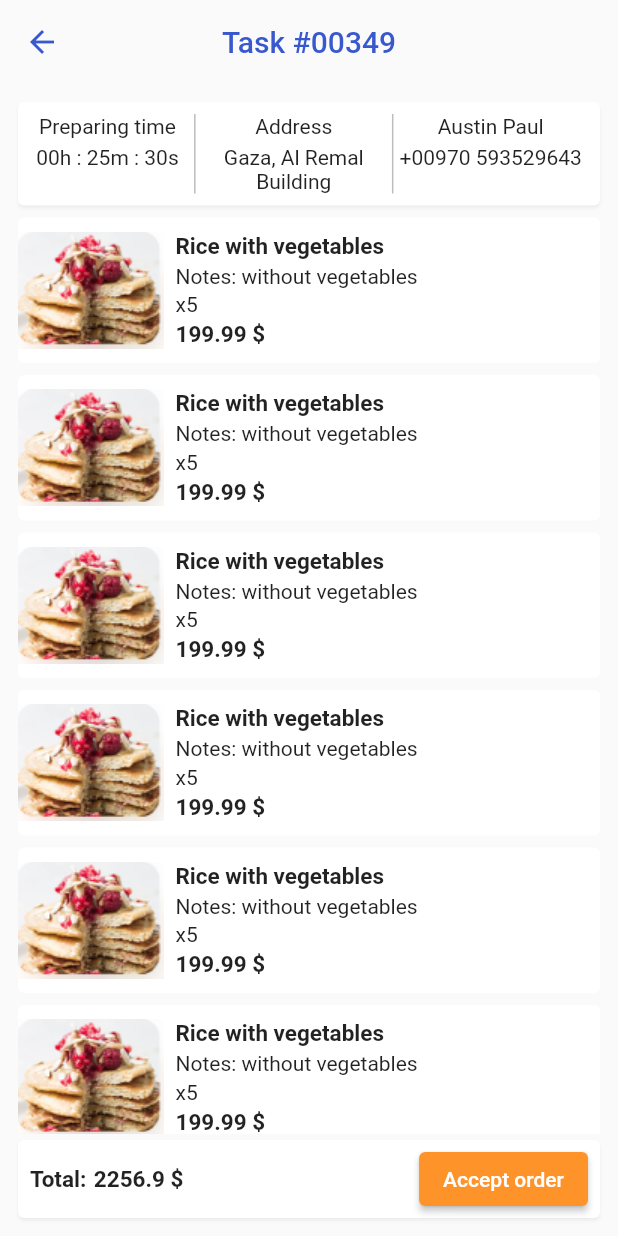
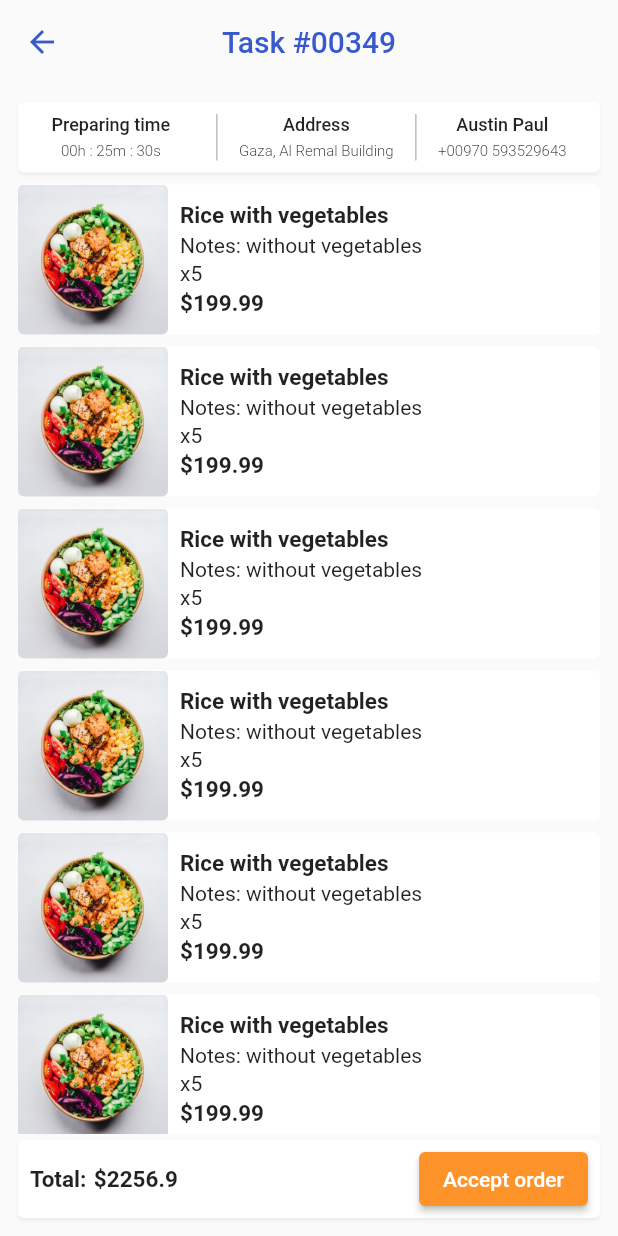
Before and after one commit to eyadramzy/Velonto-food-flutter, a Flutter app: the screen it shows after launch, after a tap on an icon or button, on a phone screen of 412 x 824 dp. Run offline on Flutter 3.47's test engine with Material 2 defaults, Android fonts, the phone set to English and light mode, and no system bars.

Commit message:
add sort icon and fix issue

```diff
--- a/velontofood/lib/main.dart
+++ b/velontofood/lib/main.dart
@@ -1,4 +1,5 @@
 import 'package:flutter/material.dart';
+import 'package:flutter/services.dart';
 import 'package:velontofood/screens/home_page.dart';
 import 'package:velontofood/screens/task_details_page.dart';
 
@@ -12,7 +13,14 @@ class MyApp extends StatelessWidget {
   // This widget is the root of your application.
   @override
   Widget build(BuildContext context) {
-    return MaterialApp(
+
+    return AnnotatedRegion<SystemUiOverlayStyle>(
+        value: const SystemUiOverlayStyle(
+          statusBarColor: Colors.white,
+          statusBarBrightness: Brightness.dark,
+          statusBarIconBrightness: Brightness.dark,
+        ),
+        child:MaterialApp(
           debugShowCheckedModeBanner: false,
           title: 'Flutter Demo',
           theme: ThemeData(
@@ -23,6 +31,6 @@ class MyApp extends StatelessWidget {
             TaskInfoPage.id :  (context) => const TaskInfoPage(),
           },
           initialRoute: HomePage.id,
-    );
+        ) );
   }
 }
--- a/velontofood/lib/screens/home_page.dart
+++ b/velontofood/lib/screens/home_page.dart
@@ -22,17 +22,17 @@ class _HomePageState extends State<HomePage>
   void initState() {
     _tabController = TabController(length: 3, vsync: this);
 
-    newTaskList.add(TaskModel(title: "#00350", time: "As soon as", price: "99.90 \$", status: 0));
-    newTaskList.add(TaskModel(title: "#00350", time: "Today ,10:45", price: "99.90 \$", status: 0));
-    newTaskList.add(TaskModel(title: "#00355", time: "Today ,12:45", price: "250.90 \$", status: 0));
-    newTaskList.add(TaskModel(title: "#00355", time: "Today ,2:00", price: "20.20 \$", status: 0));
+    newTaskList.add(TaskModel(title: "#00350", time: "As soon as", price: "\$99.90 ", status: 0));
+    newTaskList.add(TaskModel(title: "#00350", time: "Today ,10:45", price: "\$99.90 ", status: 0));
+    newTaskList.add(TaskModel(title: "#00355", time: "Today ,12:45", price: "\$250.90 ", status: 0));
+    newTaskList.add(TaskModel(title: "#00355", time: "Today ,2:00", price: " \$20.20", status: 0));
 
-    preparingTaskList.add(TaskModel(title: "#00450", time: "Today ,11:45", price: "99.90 \$", status: 1));
-    preparingTaskList.add(TaskModel(title: "#00250", time: "Today ,10:45", price: "99.90 \$", status: 1));
+    preparingTaskList.add(TaskModel(title: "#00450", time: "Today ,11:45", price: "\$99.90 ", status: 1));
+    preparingTaskList.add(TaskModel(title: "#00250", time: "Today ,10:45", price: "\$99.90 ", status: 1));
 
-    deliveryTaskList.add(TaskModel(title: "#00360", time: "Sat ,10:45", price: "99.90 \$", status: 2));
-    deliveryTaskList.add(TaskModel(title: "#00445", time: "Sun ,12:45", price: "250.90 \$", status: 2));
-    deliveryTaskList.add(TaskModel(title: "#00685", time: "Sat ,2:00", price: "20.20 \$", status: 2));
+    deliveryTaskList.add(TaskModel(title: "#00360", time: "Sat ,10:45", price: "\$99.90 ", status: 2));
+    deliveryTaskList.add(TaskModel(title: "#00445", time: "Sun ,12:45", price: "\$250.90 ", status: 2));
+    deliveryTaskList.add(TaskModel(title: "#00685", time: "Sat ,2:00", price: "\$20.20 ", status: 2));
     super.initState();
 
 
@@ -48,7 +48,15 @@ class _HomePageState extends State<HomePage>
           child: Column(
             crossAxisAlignment: CrossAxisAlignment.start,
             children: [
-              const Text("Task List", style: TextStyle(fontSize: 25,color: Colors.black , fontWeight: FontWeight.w900)),
+              Row(
+                // ignore: prefer_const_literals_to_create_immutables
+                children: [
+                  const Text("Task List", style: TextStyle(fontSize: 25,color: Colors.black , fontWeight: FontWeight.w900)),
+                  const Spacer(),
+                  const Icon(Icons.sort, color: Colors.black,size: 30,),
+                ],
+              ),
+
               const SizedBox(height: 20,),
               Container(
                 height: 45,
--- a/velontofood/lib/screens/task_details_page.dart
+++ b/velontofood/lib/screens/task_details_page.dart
@@ -59,10 +59,16 @@ class _TaskInfoPageState extends State<TaskInfoPage> {
                   elevation: 0,
                   child: Row(
                     children: [
-                      Image.asset("assets/image/img.png"),
+                      ClipRRect(
+                        borderRadius: BorderRadius.circular(4.0),
+                        child: Image.asset(
+                          ("assets/image/img.jpg"),
+                          width: 100.0,
+                        ),
+                      ),
                       Padding(
                         padding: const EdgeInsets.symmetric(
-                            horizontal: 8.0, vertical: 10),
+                            horizontal: 8.0),
                         child: Column(
                           crossAxisAlignment: CrossAxisAlignment.start,
                           children: const [
@@ -78,7 +84,7 @@ class _TaskInfoPageState extends State<TaskInfoPage> {
                             SizedBox(
                               height: 3,
                             ),
-                            Text("199.99 \$" ,style: TextStyle(fontWeight: FontWeight.bold, fontSize: 15),),
+                            Text("\$199.99" ,style: TextStyle(fontWeight: FontWeight.bold, fontSize: 15),),
                           ],
                         ),
                       )
@@ -96,8 +102,8 @@ class _TaskInfoPageState extends State<TaskInfoPage> {
                 child: Row(
                   children: [
                     const Text("Total:", style: TextStyle(fontWeight: FontWeight.bold, fontSize: 15),),
-                    SizedBox(width: 5,),
-                    const Text("2256.9 \$",style: TextStyle(fontWeight: FontWeight.bold , fontSize: 15)),
+                    const SizedBox(width: 5,),
+                    const Text("\$2256.9",style: TextStyle(fontWeight: FontWeight.bold , fontSize: 15)),
                     const Spacer(),
                     ElevatedButton(
                       onPressed: () {},
@@ -131,11 +137,11 @@ class ItemInfo extends StatelessWidget {
       child: Column(
         crossAxisAlignment: CrossAxisAlignment.center,
         children: [
-          Text(title),
+          Text(title , style: const TextStyle(fontSize: 12 , fontWeight: FontWeight.w500),),
           const SizedBox(
             height: 5,
           ),
-          Text(details, textAlign: TextAlign.center),
+          Text(details, style: const TextStyle(fontSize: 10 , fontWeight: FontWeight.w300), textAlign: TextAlign.center),
         ],
       ),
     );
```
Also changed, not shown: velontofood/assets/image/img.jpg (added), velontofood/assets/image/img.png (deleted). Lines whose indentation alone changed are shown as unchanged.
